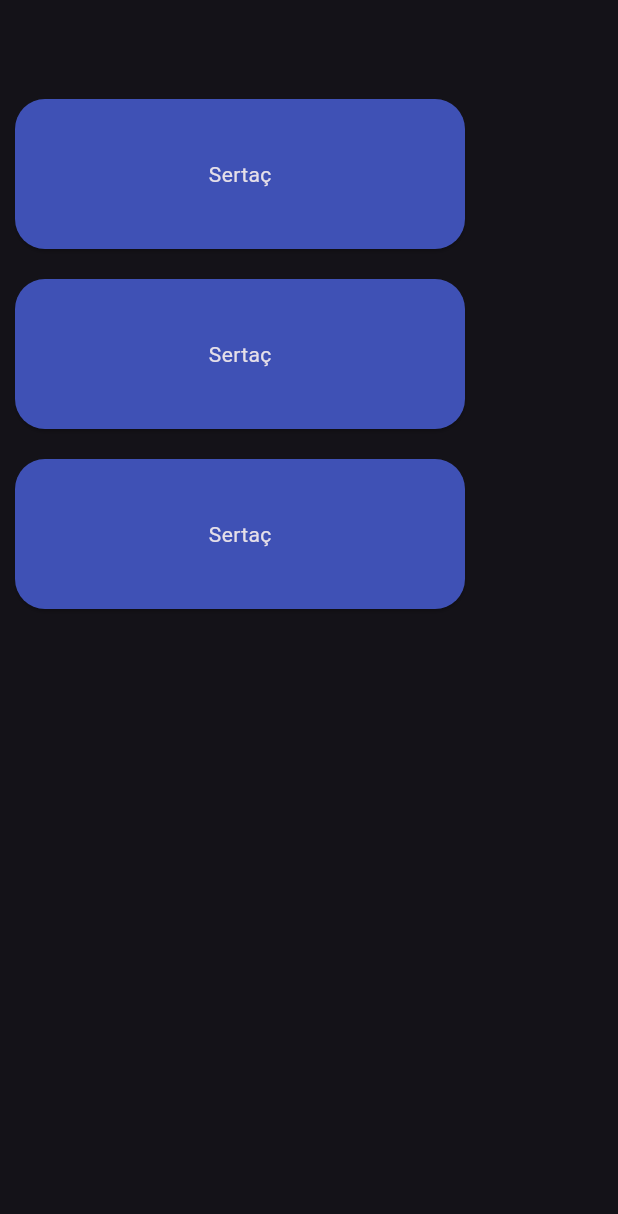
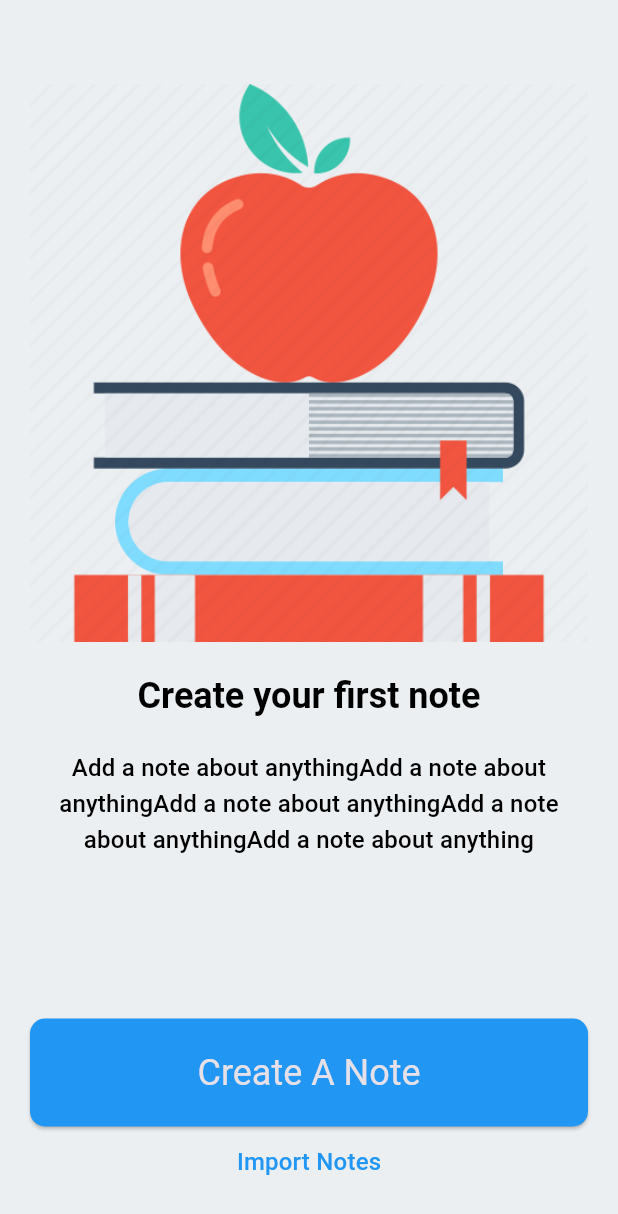
Before and after one commit to SertacN/flutter_learn, a Flutter app: the screen it shows after launch, on a phone screen of 412 x 824 dp. Shown: the top 1214 px of the screen. Run offline on Flutter 3.47's test engine with Material 3 defaults, Android fonts, the phone set to English and light mode, and no system bars.

Commit message:
image learn - ilk calisma

```diff
--- /dev/null
+++ b/flutter_learn/lib/100/image_learn.dart
@@ -0,0 +1,38 @@
+import 'package:flutter/material.dart';
+
+class ImageLearn extends StatelessWidget {
+  const ImageLearn({super.key});
+
+  @override
+  Widget build(BuildContext context) {
+    return Scaffold(
+      appBar: AppBar(),
+      body: Column(
+        children: [
+          SizedBox(
+              width: 300,
+              height: 400,
+              child: PngImage(name: ImageItems().appleBook))
+        ],
+      ),
+    );
+  }
+}
+
+class ImageItems {
+  final String appleBook = '798898';
+}
+
+class PngImage extends StatelessWidget {
+  const PngImage({super.key, required this.name});
+  final String name;
+
+  @override
+  Widget build(BuildContext context) {
+    return Image.asset(
+      'assets/png/$name.png',
+      fit: BoxFit.cover,
+      errorBuilder: (context, error, stackTrace) => const Icon(Icons.error),
+    );
+  }
+}
--- /dev/null
+++ b/flutter_learn/lib/demos/note_demos_app.dart
@@ -0,0 +1,138 @@
+import 'package:flutter/material.dart';
+import 'package:flutter/services.dart';
+import 'package:flutter_learn/100/image_learn.dart';
+
+class NoteDemosApp extends StatelessWidget {
+  NoteDemosApp({super.key});
+
+  final String _title = 'Create your first note';
+  final String _description = 'Add a note about anything' * 5;
+  final _createNote = 'Create A Note';
+  final _importNotes = 'Import Notes';
+
+  @override
+  Widget build(BuildContext context) {
+    return Scaffold(
+      backgroundColor: Colors.blueGrey[50],
+      appBar: AppBar(
+        systemOverlayStyle: SystemUiOverlayStyle.dark,
+      ),
+      body: Padding(
+        padding: ProjectPadding.horizontalPadding,
+        child: Column(
+          children: [
+            PngImage(name: ImageItems().appleBook),
+            Padding(
+              padding: ProjectPadding.verticalPadding,
+              child: _TitleWidget(
+                title: _title,
+              ),
+            ),
+            _SubTitleWidget(
+              title: _description,
+            ),
+            const Spacer(),
+            _CreateButton(buttonText: _createNote),
+            _TextButton(buttonText: _importNotes),
+            const SizedBox(
+              height: 25,
+            )
+          ],
+        ),
+      ),
+    );
+  }
+}
+
+class _TextButton extends StatelessWidget {
+  const _TextButton({super.key, required this.buttonText});
+
+  final String buttonText;
+
+  @override
+  Widget build(BuildContext context) {
+    return TextButton(
+        onPressed: () {},
+        child: Text(
+          buttonText,
+          style: Theme.of(context)
+              .textTheme
+              .titleMedium
+              ?.copyWith(color: Colors.blue),
+        ));
+  }
+}
+
+class _CreateButton extends StatelessWidget {
+  const _CreateButton({
+    super.key,
+    required this.buttonText,
+  });
+
+  final String buttonText;
+
+  @override
+  Widget build(BuildContext context) {
+    return ElevatedButton(
+        style: ElevatedButton.styleFrom(
+            backgroundColor: Colors.blue,
+            padding: ProjectPadding.verticalPadding,
+            shape: ProjectRectangle.roundedRectangleBorder),
+        onPressed: () {},
+        child: Center(
+            child: SizedBox(
+                child: Text(
+          buttonText,
+          style: Theme.of(context).textTheme.headlineSmall,
+        ))));
+  }
+}
+
+class _SubTitleWidget extends StatelessWidget {
+  const _SubTitleWidget({
+    this.textAlign = TextAlign.center,
+    required this.title,
+  });
+
+  final TextAlign? textAlign;
+  final String title;
+
+  @override
+  Widget build(BuildContext context) {
+    return Text(
+      title,
+      textAlign: textAlign,
+      style: Theme.of(context).textTheme.titleMedium?.copyWith(
+            color: Colors.black,
+          ),
+    );
+  }
+}
+
+class _TitleWidget extends StatelessWidget {
+  const _TitleWidget({
+    required this.title,
+  });
+  final String title;
+
+  @override
+  Widget build(BuildContext context) {
+    return Text(
+      title,
+      style: Theme.of(context)
+          .textTheme
+          .headlineSmall
+          ?.copyWith(color: Colors.black, fontWeight: FontWeight.w600),
+    );
+  }
+}
+
+class ProjectPadding {
+  static const horizontalPadding = EdgeInsets.symmetric(horizontal: 20);
+  static const verticalPadding = EdgeInsets.symmetric(vertical: 20);
+}
+
+class ProjectRectangle {
+  static const roundedRectangleBorder = RoundedRectangleBorder(
+      borderRadius: BorderRadius.all(Radius.circular(10)));
+}
--- a/flutter_learn/lib/main.dart
+++ b/flutter_learn/lib/main.dart
@@ -1,6 +1,8 @@
 import 'package:flutter/material.dart';
 import 'package:flutter/services.dart';
-import 'package:flutter_learn/100/card_learn.dart';
+// import 'package:flutter_learn/100/card_learn.dart';
+// import 'package:flutter_learn/100/image_learn.dart';
+import 'package:flutter_learn/demos/note_demos_app.dart';
 // import 'package:flutter_learn/100/padding_learn.dart';
 // import 'package:flutter_learn/100/colors_learn.dart';
 // import 'package:flutter_learn/100/stateless_widget_learn.dart';
@@ -31,7 +33,7 @@ class MyApp extends StatelessWidget {
         elevation: 0,
         systemOverlayStyle: SystemUiOverlayStyle.light,
       )),
-      home: const CardLearn(),
+      home: NoteDemosApp(),
     );
   }
 }
```
Also changed, not shown: flutter_learn/pubspec.yaml (+4 -7 lines), flutter_learn/assets/png/798898.png (added), 2 other files.
